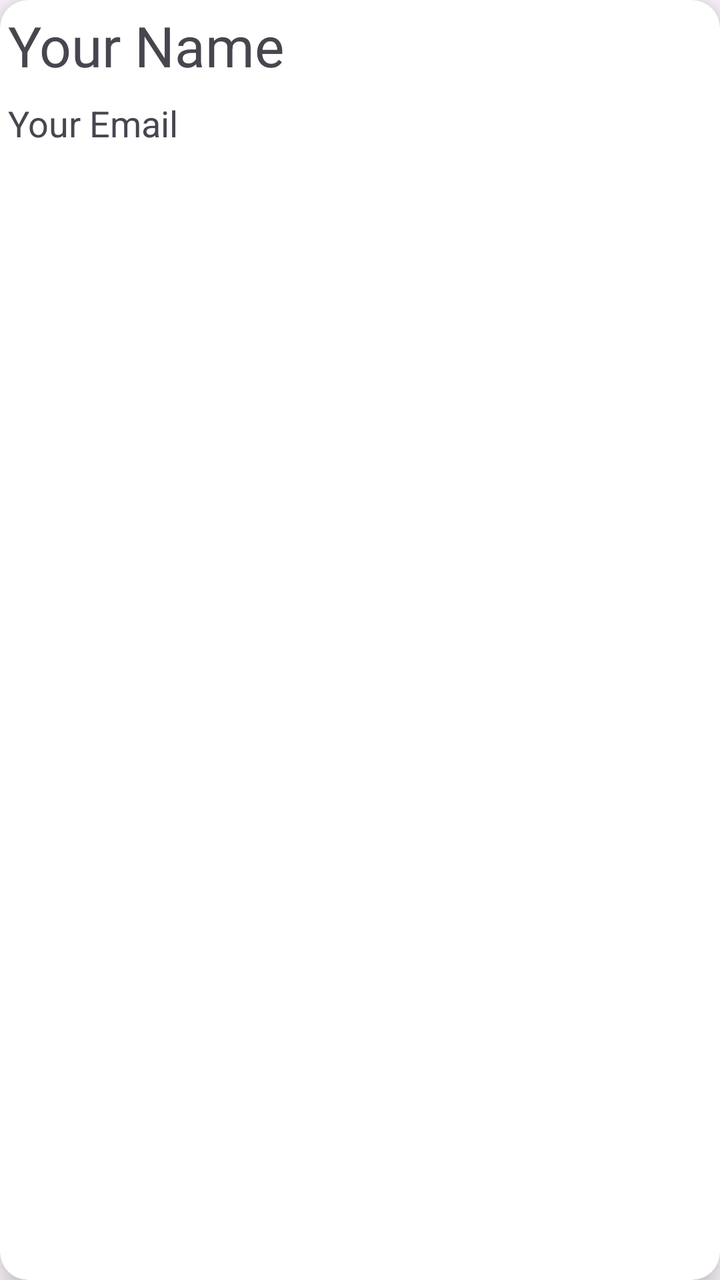
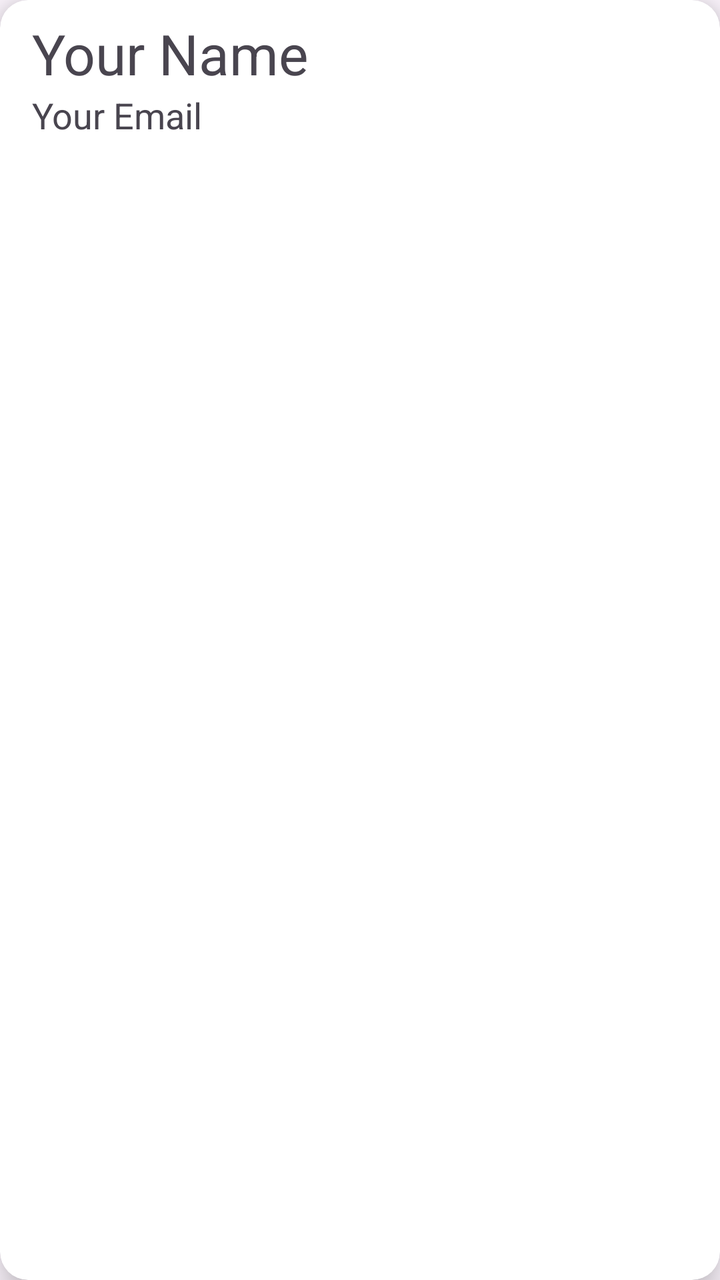

Screens rendered from an Android XML layout before and after an edit, with the pre-edit source and the edit as a unified diff.
<!-- AndroidManifest.xml: application theme Theme.ContactsManagerMVVMAPP -->
<!-- res/layout/card_item.xml -->
<?xml version="1.0" encoding="utf-8"?>
<layout xmlns:android="http://schemas.android.com/apk/res/android"
    xmlns:app="http://schemas.android.com/apk/res-auto">

    





    
    <androidx.cardview.widget.CardView
        android:layout_width="match_parent"
        android:layout_height="wrap_content"
        app:cardCornerRadius="14dp"
        app:cardElevation="10dp"
        android:layout_margin="14dp">


        <LinearLayout
            android:id="@+id/listItemLayout"
            android:layout_width="match_parent"
            android:layout_height="match_parent"
            android:orientation="vertical">

            <TextView
                android:layout_width="wrap_content"
                android:layout_height="wrap_content"
                android:layout_margin="4dp"
                android:text="Your Name"
                android:textSize="28sp"
                android:id="@+id/nameTextView"/>

            <TextView
                android:layout_width="match_parent"
                android:layout_height="match_parent"
                android:layout_margin="4dp"
                android:text="Your Email"
                android:textSize="18sp"
                android:id="@+id/emailTextView"/>

        </LinearLayout>

    </androidx.cardview.widget.CardView>

</layout>
<!-- resources referenced by this layout -->
<resources>
  <style name="Theme.ContactsManagerMVVMAPP" parent="Base.Theme.ContactsManagerMVVMAPP" />
  <style name="Base.Theme.ContactsManagerMVVMAPP" parent="Theme.Material3.DayNight.NoActionBar">
          
          
      </style>
</resources>

<!-- the commit's change to res/layout/card_item.xml (unified diff, before → after) -->
@@ -1,16 +1,17 @@
 <?xml version="1.0" encoding="utf-8"?>
 <layout xmlns:android="http://schemas.android.com/apk/res/android"
     xmlns:app="http://schemas.android.com/apk/res-auto">
-
-    
 
 
 
 
 
-    
+
+
+
     <androidx.cardview.widget.CardView
         android:layout_width="match_parent"
+        android:background="@drawable/calc_bg"
         android:layout_height="wrap_content"
         app:cardCornerRadius="14dp"
         app:cardElevation="10dp"
@@ -18,7 +19,9 @@
 
 
         <LinearLayout
+
             android:id="@+id/listItemLayout"
+            android:padding="8dp"
             android:layout_width="match_parent"
             android:layout_height="match_parent"
             android:orientation="vertical">
@@ -26,7 +29,7 @@
             <TextView
                 android:layout_width="wrap_content"
                 android:layout_height="wrap_content"
-                android:layout_margin="4dp"
+                android:layout_marginHorizontal="8dp"
                 android:text="Your Name"
                 android:textSize="28sp"
                 android:id="@+id/nameTextView"/>
@@ -34,7 +37,7 @@
             <TextView
                 android:layout_width="match_parent"
                 android:layout_height="match_parent"
-                android:layout_margin="4dp"
+                android:layout_marginHorizontal="8dp"
                 android:text="Your Email"
                 android:textSize="18sp"
                 android:id="@+id/emailTextView"/>
<!-- resource entries referenced after the edit -->
@@ -1,5 +1,6 @@
 <!-- resources referenced by this layout -->
 <resources>
+  <!-- drawable calc_bg: jpg bitmap (drawable, 6858 bytes) -->
   <style name="Theme.ContactsManagerMVVMAPP" parent="Base.Theme.ContactsManagerMVVMAPP" />
   <style name="Base.Theme.ContactsManagerMVVMAPP" parent="Theme.Material3.DayNight.NoActionBar">
           
